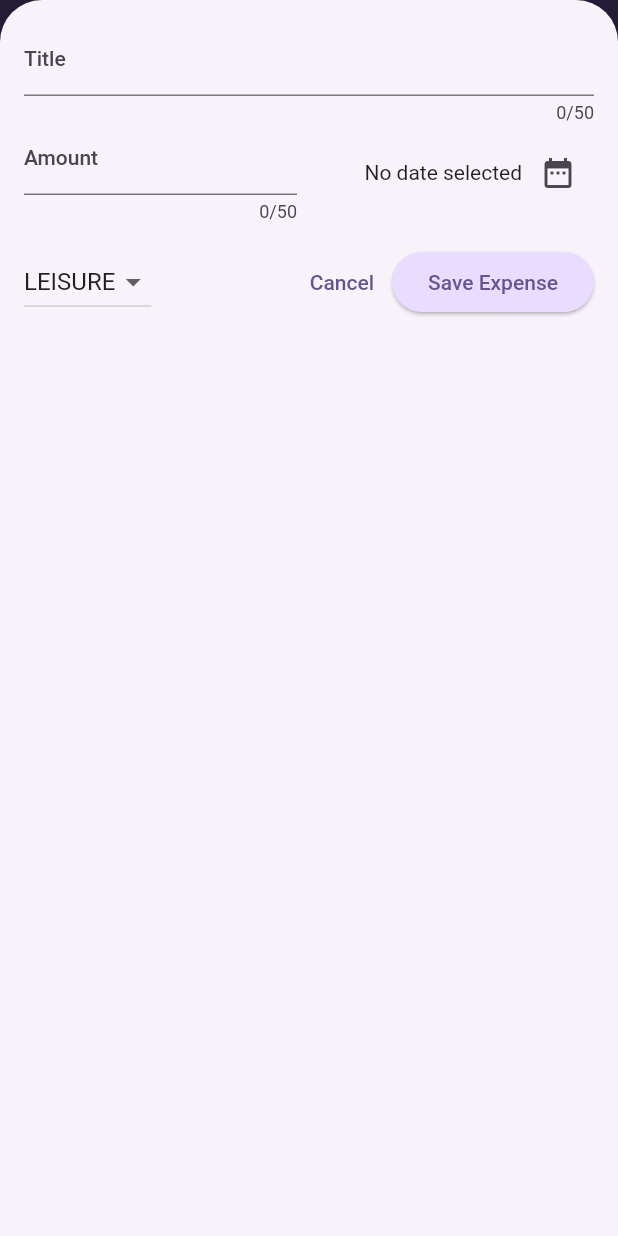
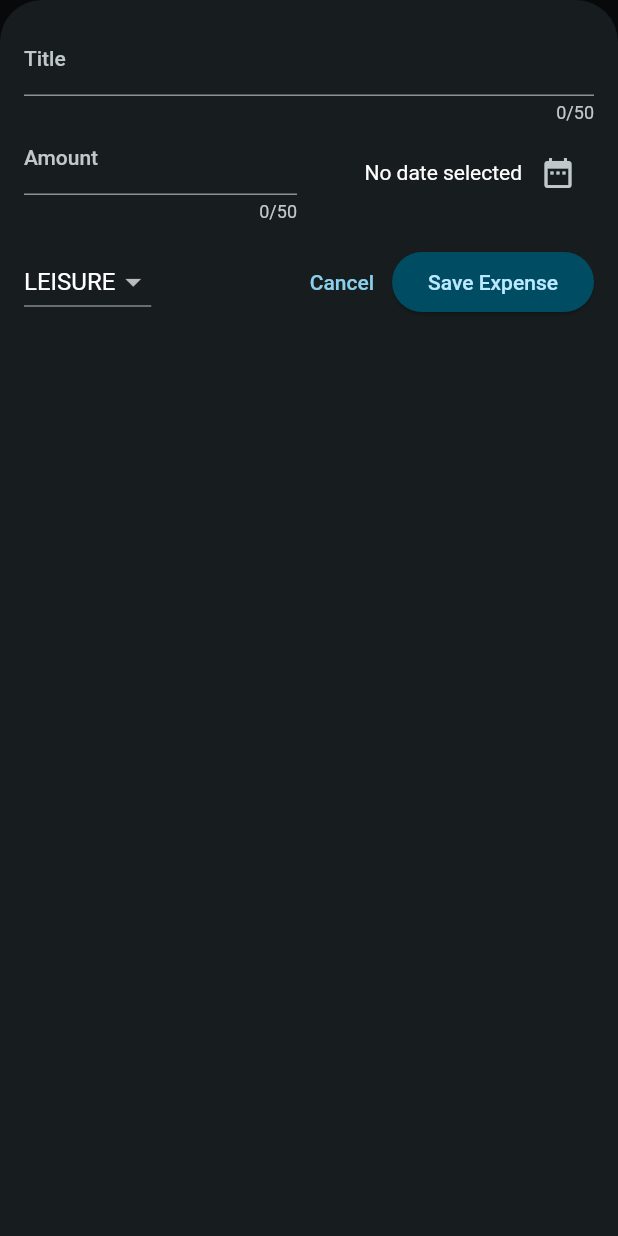
Before and after one commit to mikolertesx/expense_tracker_app, a Flutter app: the screen it shows after launch, after a tap on the "add" icon, on a phone screen of 412 x 824 dp. Run offline on Flutter 3.47's test engine with Material 2 defaults, Android fonts, the phone set to English and light mode, and no system bars.

Commit message:
Created helper class and dark mode

```diff
--- a/lib/main.dart
+++ b/lib/main.dart
@@ -5,9 +5,28 @@ import 'package:expense_tracker_app/expenses.dart';
 var kColorScheme =
     ColorScheme.fromSeed(seedColor: const Color.fromARGB(255, 96, 59, 181));
 
+var kDarkColorScheme = ColorScheme.fromSeed(
+  seedColor: const Color.fromARGB(255, 5, 99, 125),
+  brightness: Brightness.dark,
+);
+
 void main() {
   runApp(
     MaterialApp(
+      darkTheme: ThemeData.dark().copyWith(
+        useMaterial3: true,
+        colorScheme: kDarkColorScheme,
+        cardTheme: const CardTheme().copyWith(
+          color: kDarkColorScheme.secondaryContainer,
+          margin: const EdgeInsets.all(16),
+        ),
+        elevatedButtonTheme: ElevatedButtonThemeData(
+          style: ElevatedButton.styleFrom(
+            backgroundColor: kDarkColorScheme.primaryContainer,
+            foregroundColor: kDarkColorScheme.onPrimaryContainer,
+          ),
+        ),
+      ),
       theme: ThemeData().copyWith(
         useMaterial3: true,
         colorScheme: kColorScheme,
@@ -32,6 +51,7 @@ void main() {
               ),
             ),
       ),
+      themeMode: ThemeMode.dark,
       home: const Expenses(),
     ),
   );
```
Also changed, not shown: lib/models/expense.dart (+25 -0 lines).
